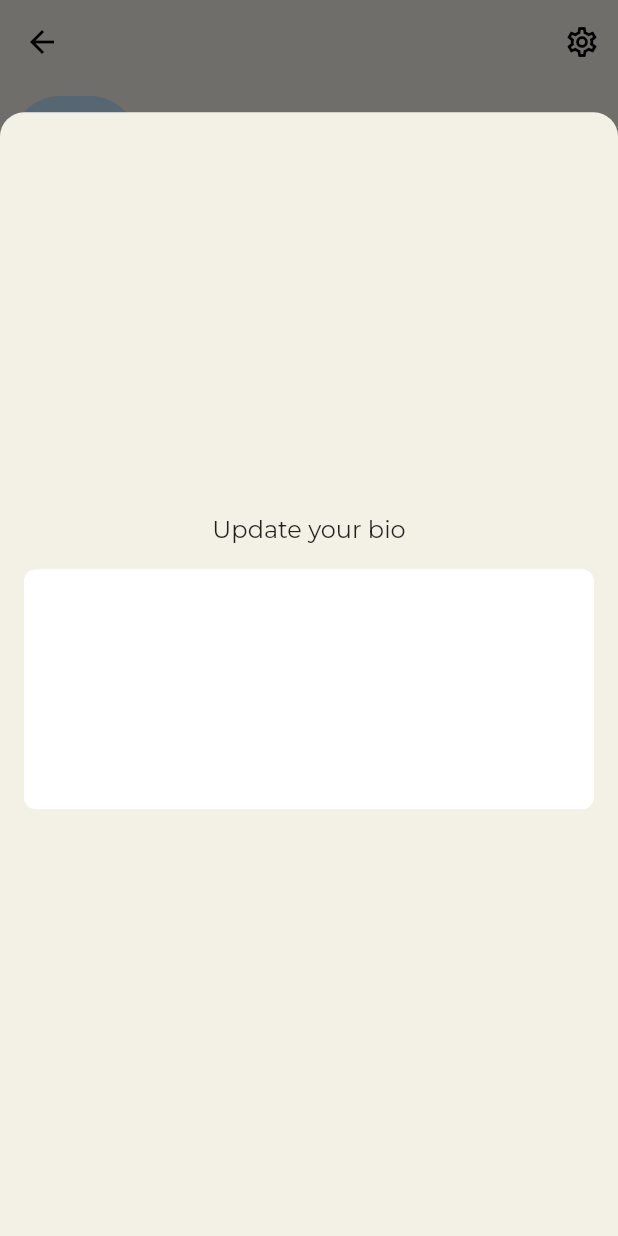
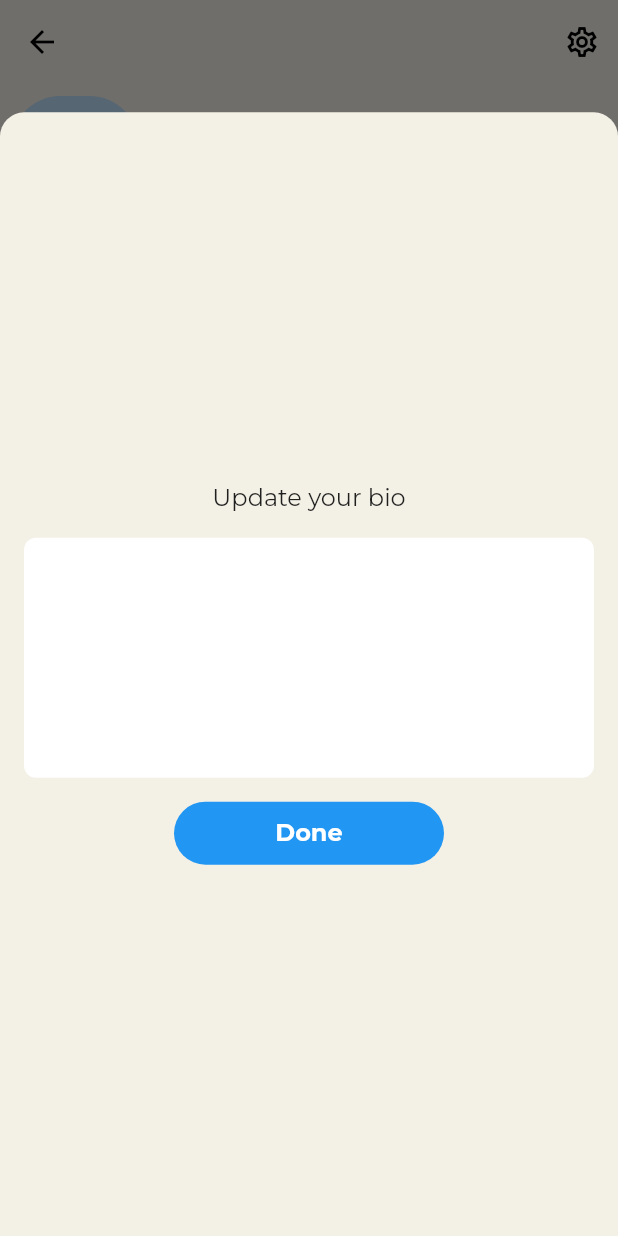
Before and after one commit to JAICHANGPARK/flutter_notebook_11th_story, a Flutter app: the ProfilePage screen opened directly, after a tap on "Add to bio", on a phone screen of 412 x 824 dp. Run offline on Flutter 3.47's test engine with Material 2 defaults, Android fonts, the phone set to English and light mode, and no system bars; our stand-ins replace backdrop, badges, flutter_inner_drawer, flutter_slidable, google_fonts.

Commit message:
Update profile_page.dart

```diff
--- a/lib/ep701_clubhouse/ui/profile_page.dart
+++ b/lib/ep701_clubhouse/ui/profile_page.dart
@@ -101,14 +101,31 @@ class _ProfilePageState extends State<ProfilePage> {
                                     color: Colors.white,
                                     borderRadius: BorderRadius.circular(8)
                                   ),
+                                  padding: EdgeInsets.all(8),
                                   child: TextField(
                                     controller: bioTextEditingController,
                                     maxLines: null,
                                     keyboardType: TextInputType.multiline,
+                                    style: GoogleFonts.montserrat(),
                                     decoration: InputDecoration(
                                       border: InputBorder.none
                                     ),
                                   ),
+                                ),
+                              ),
+                              Container(
+                                height: 42,
+                                width: 180,
+                                decoration: ShapeDecoration(
+                                  shape: StadiumBorder(),
+                                  color: Colors.blue
+                                ),
+                                child: Center(
+                                  child: Text("Done", style: GoogleFonts.montserrat(
+                                    color: Colors.white,
+                                    fontWeight: FontWeight.bold,
+                                    fontSize: 16
+                                  ),),
                                 ),
                               )
                             ],
```
